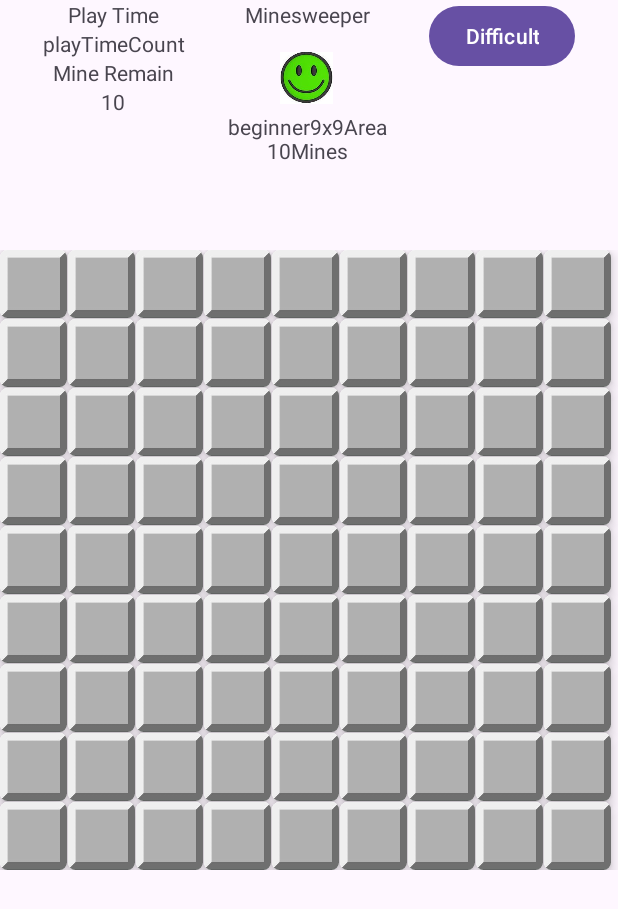
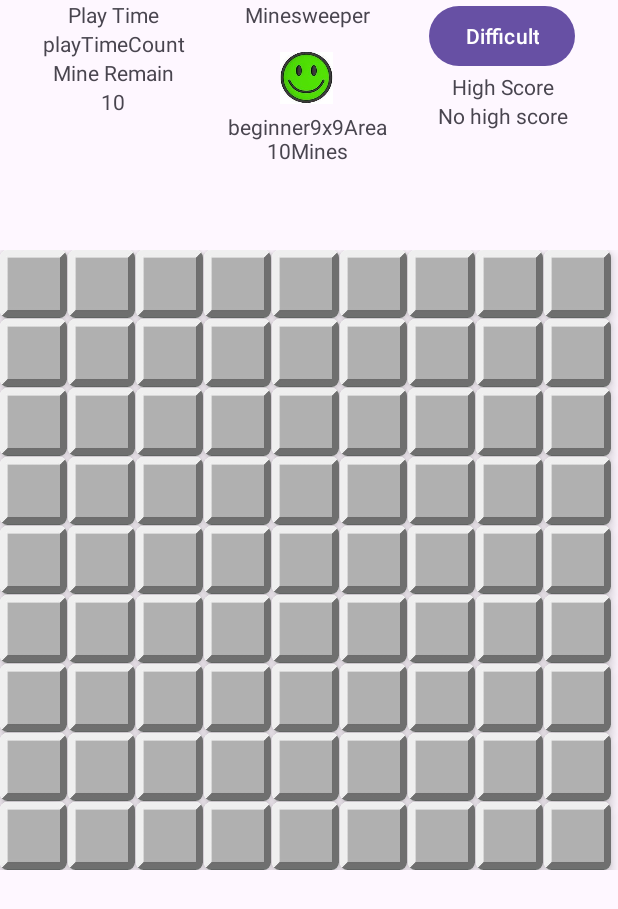
Before and after one commit to Flugel-J/Classica-game, an Android app: the ActivityMinesweeper screen opened directly, with no data from a screen before it, on a phone screen of 412 x 824 dp. Shown: the top 909 px of the screen. Run offline under Robolectric (Android 15) with nearby library versions, the light colour scheme and no system bars.

Commit message:
update save high score for minesweeper

```diff
--- a/app/src/main/java/com/example/classicalgames/views/ActivityMinesweeper.java
+++ b/app/src/main/java/com/example/classicalgames/views/ActivityMinesweeper.java
@@ -3,7 +3,9 @@ package com.example.classicalgames.views;
 import androidx.appcompat.app.AppCompatActivity;
 import androidx.constraintlayout.widget.ConstraintLayout;
 
+import android.content.Context;
 import android.content.Intent;
+import android.content.SharedPreferences;
 import android.media.MediaPlayer;
 import android.os.Bundle;
 import android.os.Handler;
@@ -39,9 +41,11 @@ public class ActivityMinesweeper extends AppCompatActivity {
     TextView tv_mine_remain_count;
     TextView tv_play_time_count;
     TextView tv_game_status;
+    TextView tv_high_score_value;
     MinesweeperBoard minesweeperBoard;
     List<MineSquare> mineSquaresArrayList;
     MediaPlayer mediaPlayer;
+    SharedPreferences sharedPref;
 
     @Override
     protected void onCreate(Bundle savedInstanceState) {
@@ -301,6 +305,15 @@ public class ActivityMinesweeper extends AppCompatActivity {
     }
 
     private void generateGameboard(MinesweeperBoard minesweeperBoard) {
+        int highscore;
+        sharedPref = this.getSharedPreferences("MinesweeperHighScore", Context.MODE_PRIVATE);
+        highscore = sharedPref.getInt("HighScore", -1);
+        if (highscore == -1) {
+            tv_high_score_value = findViewById(R.id.tv_high_score_value);
+            tv_high_score_value.setText("No high score");
+        } else {
+            tv_high_score_value.setText(highscore + "");
+        }
         mediaPlayer = MediaPlayer.create(this, R.raw.minesweeper_fast_heartbeat);
         mediaPlayer.start();
         mediaPlayer.setLooping(true);
@@ -397,6 +410,13 @@ public class ActivityMinesweeper extends AppCompatActivity {
             MediaPlayer media_win = MediaPlayer.create(this, R.raw.minesweeper_win);
             media_win.start();
             handler.removeCallbacks(runnable);
+            sharedPref = this.getSharedPreferences("MinesweeperHighScore", Context.MODE_PRIVATE);
+            int highscore = sharedPref.getInt("HighScore", -1);
+            if (highscore > seconds || highscore == -1) {
+                SharedPreferences.Editor editor = sharedPref.edit();
+                editor.putInt("HighScore", seconds);
+                editor.apply();
+            }
         }
     }
 
@@ -440,7 +460,7 @@ public class ActivityMinesweeper extends AppCompatActivity {
     @Override
     protected void onStop() {
         super.onStop();
-        if(mediaPlayer!=null)
+        if (mediaPlayer != null)
             mediaPlayer.release();
     }
 }
--- a/app/src/main/res/layout/activity_minesweeper.xml
+++ b/app/src/main/res/layout/activity_minesweeper.xml
@@ -102,6 +102,22 @@
                 android:layout_weight="1"
                 android:onClick="onClickDifficultButton"
                 android:text="Difficult" />
+
+            <TextView
+                android:id="@+id/tv_high_score"
+                android:layout_width="match_parent"
+                android:layout_height="wrap_content"
+                android:layout_weight="1"
+                android:text="High Score"
+                android:textAlignment="center" />
+
+            <TextView
+                android:id="@+id/tv_high_score_value"
+                android:layout_width="match_parent"
+                android:layout_height="wrap_content"
+                android:layout_weight="1"
+                android:text="No high score"
+                android:textAlignment="center" />
 
         </LinearLayout>
 
```
